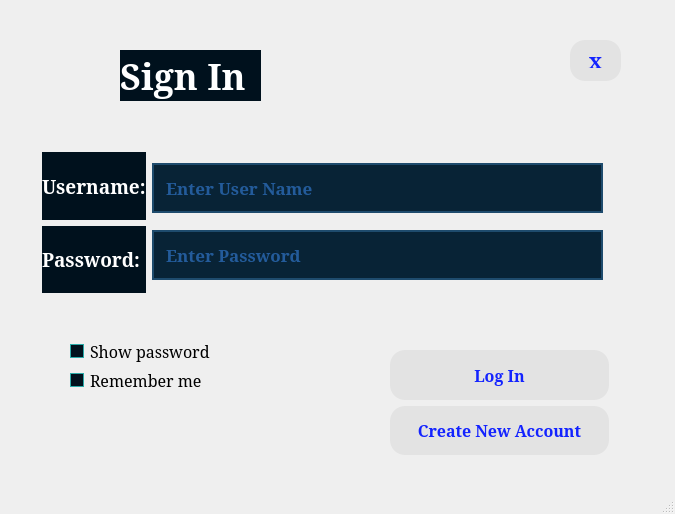
Qt form TicTacToeLast - Copy/View/mainpage.ui (Michael-lhany/TIC-TAC-TOE) before a commit.
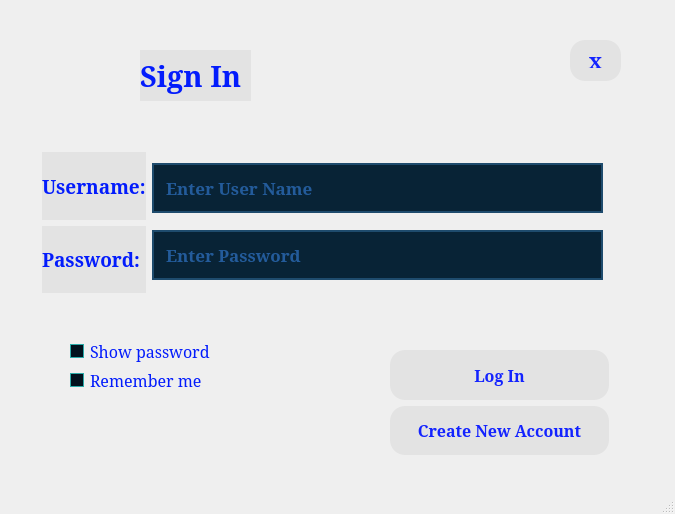
The same form after that commit. Icons and pictures are not drawn.

Diff of the .ui file:
```diff
--- a/TicTacToeLast - Copy/View/mainpage.ui
+++ b/TicTacToeLast - Copy/View/mainpage.ui
@@ -168,7 +168,7 @@
         <string notr="true">QCheckBox
 {
 	background-color: transparent;
-	color: #000000;
+	color: #031cfc;
 	border-color: #000000;
 
 }
@@ -233,7 +233,7 @@
         <string notr="true">QCheckBox
 {
 	background-color: transparent;
-	color: #000000;
+	color: #031cfc;
 	border-color: #000000;
 
 }
@@ -302,6 +302,15 @@
       <layout class="QVBoxLayout" name="verticalLayout_4">
        <item>
         <widget class="QLabel" name="label_5">
+         <property name="enabled">
+          <bool>true</bool>
+         </property>
+         <property name="minimumSize">
+          <size>
+           <width>0</width>
+           <height>0</height>
+          </size>
+         </property>
          <property name="font">
           <font>
            <family>SimSun</family>
@@ -312,8 +321,8 @@
          <property name="styleSheet">
           <string notr="true">QLabel
 {
-	background-color: #00111d;
-	color: #ffffff;
+	background-color: #e3e3e3;
+	color: #031cfc;
 	border-color: #000000;
 
 }</string>
@@ -338,8 +347,8 @@
          <property name="styleSheet">
           <string notr="true">QLabel
 {
-	background-color: #00111d;
-	color: #ffffff;
+	background-color: #e3e3e3;
+	color: #031cfc;
 	border-color: #000000;
 
 }</string>
@@ -534,27 +543,36 @@
      <string>x</string>
     </property>
    </widget>
-   <widget class="QLabel" name="label_6">
+   <widget class="QLabel" name="label_7">
+    <property name="enabled">
+     <bool>true</bool>
+    </property>
     <property name="geometry">
      <rect>
-      <x>120</x>
+      <x>140</x>
       <y>50</y>
-      <width>141</width>
+      <width>111</width>
       <height>51</height>
      </rect>
     </property>
+    <property name="minimumSize">
+     <size>
+      <width>0</width>
+      <height>0</height>
+     </size>
+    </property>
     <property name="font">
      <font>
       <family>SimSun</family>
-      <pointsize>27</pointsize>
+      <pointsize>22</pointsize>
       <bold>true</bold>
      </font>
     </property>
     <property name="styleSheet">
      <string notr="true">QLabel
 {
-	background-color: #00111d;
-	color: #ffffff;
+	background-color: #e3e3e3;
+	color: #031cfc;
 	border-color: #000000;
 
 }</string>
```
